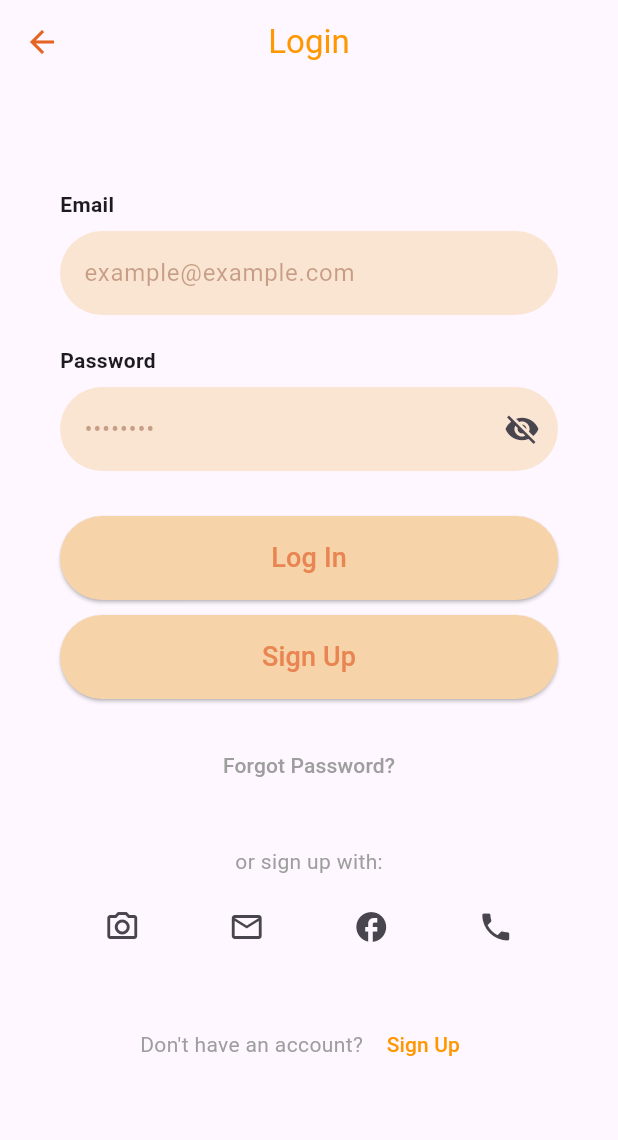
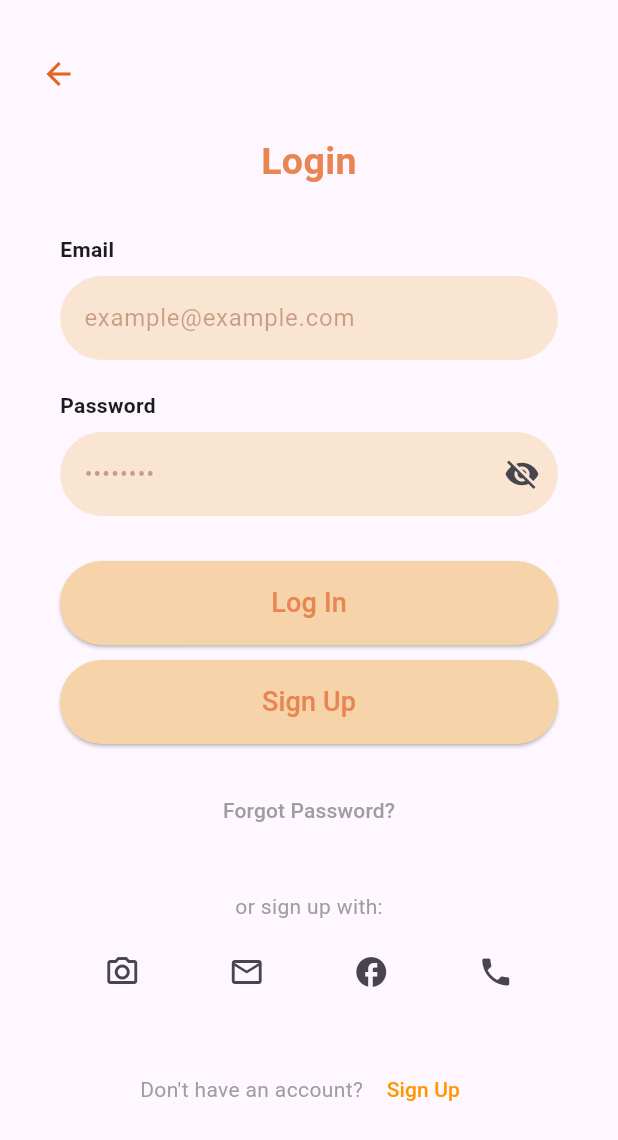
Before and after one commit to LORN-Hongnida/RecipeBuddy, a Flutter app: the LoginPage screen opened directly, on a phone screen of 412 x 824 dp. Shown: the top 1140 px of the screen. Run offline on Flutter 3.47's test engine with Material 3 defaults, Android fonts, the phone set to English and light mode, and no system bars.

Commit message:
update login

```diff
--- a/lib/pages/get_inspired.dart
+++ b/lib/pages/get_inspired.dart
@@ -46,7 +46,7 @@ class GetInspiredPage extends StatelessWidget {
           ),
           // Continue Button at the Bottom
           Positioned(
-            bottom: 30,
+            bottom: 40,
             left: 0,
             right: 0,
             child: Center(
--- a/lib/pages/login.dart
+++ b/lib/pages/login.dart
@@ -22,19 +22,23 @@ class _LoginPageState extends State<LoginPage> {
   @override
   Widget build(BuildContext context) {
     return Scaffold(
-      appBar: AppBar(
-        leading: const BackButtonOverlay(),
-        title: const Text(
-          'Login',
-          style: TextStyle(color: Colors.orange),
-        ),
-        centerTitle: true,
-      ),
-      body: SingleChildScrollView(
+      body: Stack(
+        children: [
+          SingleChildScrollView(
             padding: const EdgeInsets.all(40.0),
             child: Column(
               crossAxisAlignment: CrossAxisAlignment.stretch,
               children: [
+                const SizedBox(height: 50), // Add some initial spacing below the back button
+                const Text(
+                  'Login',
+                  style: TextStyle(
+                    fontWeight: FontWeight.bold,
+                    fontSize: 25,
+                    color: Color.fromARGB(255, 233, 133, 82),
+                  ),
+                  textAlign: TextAlign.center,
+                ),
                 const SizedBox(height: 30),
                 const Text(
                   'Email',
@@ -126,6 +130,10 @@ class _LoginPageState extends State<LoginPage> {
               ],
             ),
           ),
+          const BackButtonOverlay( // Or your desired color
+          ),
+        ],
+      ),
     );
   }
 }
--- a/lib/pages/onboarding.dart
+++ b/lib/pages/onboarding.dart
@@ -29,6 +29,7 @@ class OnboardingPage extends StatelessWidget {
             imagePath,
             fit: BoxFit.cover,
           ),
+
           // Back Arrow Button
           const BackButtonOverlay(),
           // Top Text Elements
@@ -60,7 +61,7 @@ class OnboardingPage extends StatelessWidget {
           ),
           // Continue Button at the Bottom
           Positioned(
-            bottom: 30,
+            bottom: 40,
             left: 0,
             right: 0,
             child: Center(
```
Also changed, not shown: lib/pages/welcomePage.dart (+2 -25 lines). Lines whose indentation alone changed are shown as unchanged.
